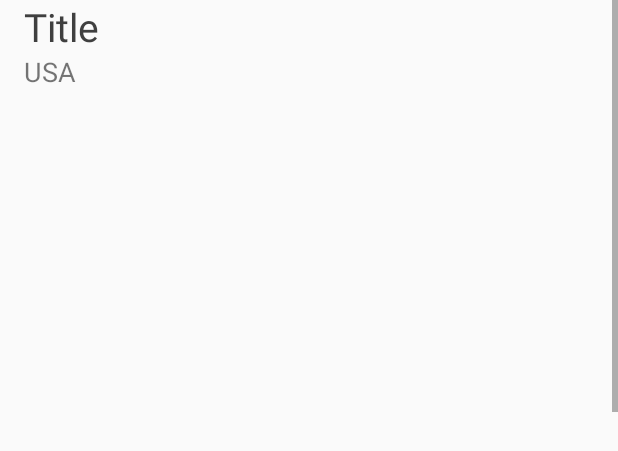
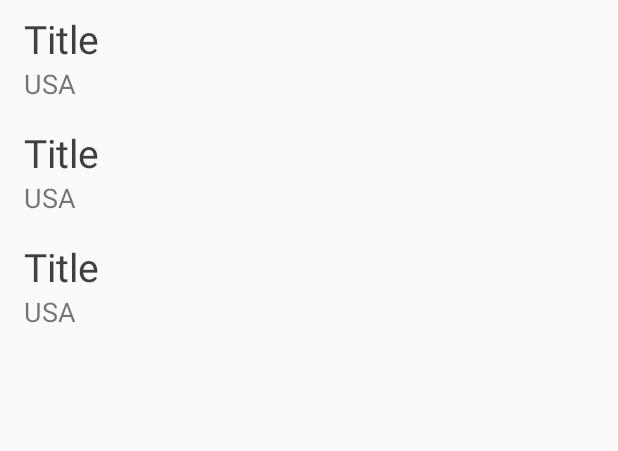
Before and after one commit to nickand/MoviesFeed, an Android app: the layout activity_main.xml on its own in the app's theme, with its tools: preview values and no code run, on a phone screen of 412 x 824 dp. Shown: the top 451 px of the screen. Run offline under Robolectric (Android 15) with nearby library versions, the phone set to English and light mode, and no system bars.

Commit message:
Show movie title & country in the app

```diff
--- a/app/src/main/AndroidManifest.xml
+++ b/app/src/main/AndroidManifest.xml
@@ -2,8 +2,11 @@
 <manifest xmlns:android="http://schemas.android.com/apk/res/android"
     package="com.nickand.moviesfeed">
 
+    <uses-permission android:name="android.permission.INTERNET"/>
+
     <application
         android:allowBackup="true"
+        android:name=".root.App"
         android:icon="@mipmap/ic_launcher"
         android:label="@string/app_name"
         android:roundIcon="@mipmap/ic_launcher_round"
--- a/app/src/main/java/com/nickand/moviesfeed/MainActivity.java
+++ b/app/src/main/java/com/nickand/moviesfeed/MainActivity.java
@@ -51,8 +51,8 @@ public class MainActivity extends AppCompatActivity implements MoviesMVP.View {
         listAdapter = new ListAdapter(resultList);
         recyclerView.setAdapter(listAdapter);
         recyclerView.addItemDecoration(new DividerItemDecoration(this, DividerItemDecoration.VERTICAL));
-
         recyclerView.setItemAnimator(new DefaultItemAnimator());
+        recyclerView.setHasFixedSize(true);
         recyclerView.setLayoutManager(new LinearLayoutManager(this));
     }
 
@@ -74,7 +74,7 @@ public class MainActivity extends AppCompatActivity implements MoviesMVP.View {
     @Override
     public void updateData(ViewModel viewModel) {
         resultList.add(viewModel);
-        listAdapter.notifyItemChanged(resultList.size() - 1);
+        listAdapter.notifyItemInserted(resultList.size() - 1);
         Log.d(TAG, "New info: "+viewModel.getTitle());
     }
 
--- a/app/src/main/java/com/nickand/moviesfeed/http/MoviesExtraInfoApisService.java
+++ b/app/src/main/java/com/nickand/moviesfeed/http/MoviesExtraInfoApisService.java
@@ -8,6 +8,6 @@ import retrofit2.http.Query;
 
 public interface MoviesExtraInfoApisService {
 
-    @GET("t")
+    @GET("/")
     Observable<OmdbAPI> getExtraInfoMovie(@Query("t") String title);
 }
--- a/app/src/main/java/com/nickand/moviesfeed/movies/ViewModel.java
+++ b/app/src/main/java/com/nickand/moviesfeed/movies/ViewModel.java
@@ -5,7 +5,8 @@ public class ViewModel {
     private String country;
 
     public ViewModel(String data, String country) {
-
+        title = data;
+        this.country = country;
     }
 
     public String getTitle() {
--- a/app/src/main/res/layout/movie_list_item.xml
+++ b/app/src/main/res/layout/movie_list_item.xml
@@ -1,33 +1,34 @@
 <?xml version="1.0" encoding="utf-8"?>
-<android.support.constraint.ConstraintLayout
-    xmlns:android="http://schemas.android.com/apk/res/android"
+<android.support.constraint.ConstraintLayout xmlns:android="http://schemas.android.com/apk/res/android"
+    xmlns:app="http://schemas.android.com/apk/res-auto"
+    xmlns:tools="http://schemas.android.com/tools"
     android:layout_width="match_parent"
-    android:layout_height="match_parent"
-    xmlns:tools="http://schemas.android.com/tools"
+    android:layout_height="wrap_content"
+    android:background="?android:selectableItemBackground"
     android:clickable="true"
     android:focusable="true"
-    android:foreground="?android:attr/selectableItemBackground"
-    android:background="?android:selectableItemBackground"
-    xmlns:app="http://schemas.android.com/apk/res-auto">
+    android:foreground="?android:attr/selectableItemBackground">
 
     <TextView
         android:id="@+id/movieTitleTexView"
         android:layout_width="match_parent"
         android:layout_height="0dp"
-        android:textSize="26sp"
         android:layout_margin="16dp"
-        tools:text="Title"
+        android:paddingTop="8dp"
         android:ellipsize="end"
         android:gravity="start"
-        android:textColor="#3f3f3f"/>
+        android:textColor="#3f3f3f"
+        android:textSize="26sp"
+        tools:text="Title" />
 
     <TextView
         android:id="@+id/movieLocationTexView"
         android:layout_width="match_parent"
         android:layout_height="0dp"
+        android:layout_marginStart="16dp"
+        android:paddingBottom="8dp"
         android:textSize="18sp"
-        android:layout_marginStart="16dp"
         app:layout_constraintTop_toBottomOf="@+id/movieTitleTexView"
-        tools:text="USA"/>
+        tools:text="USA" />
 
 </android.support.constraint.ConstraintLayout>
```
Also changed, not shown: app/src/main/java/com/nickand/moviesfeed/http/MovieExtraInfoApiModule.java (+21 -3 lines), app/src/main/java/com/nickand/moviesfeed/movies/MoviesRepository.java (+9 -5 lines).
